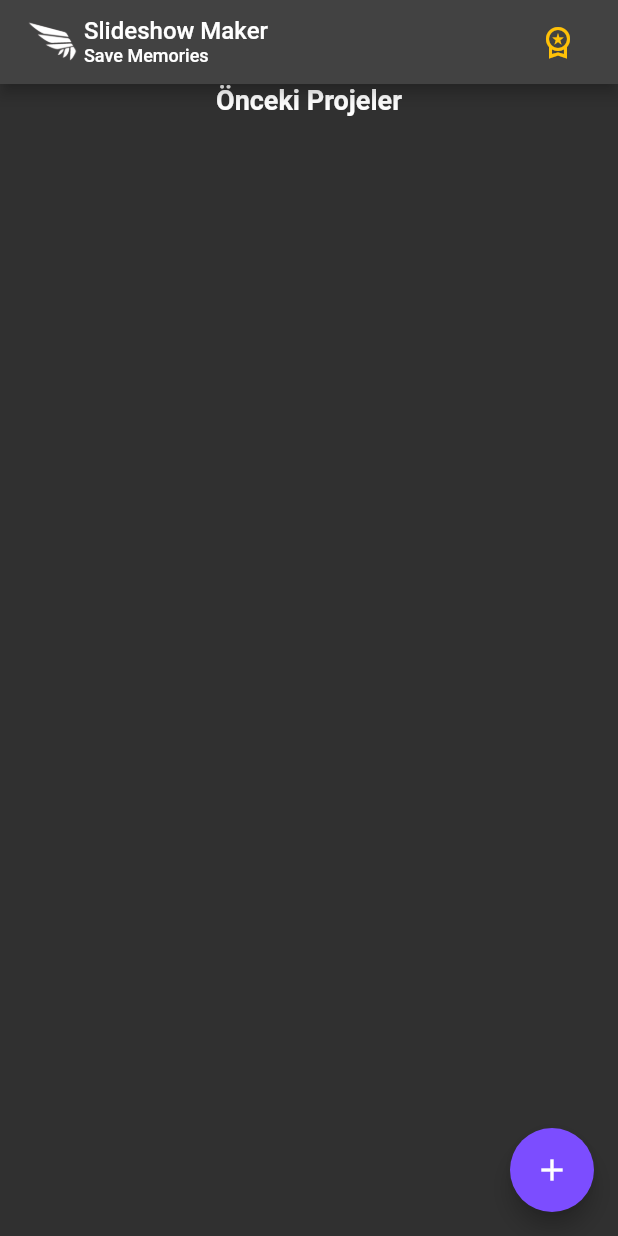
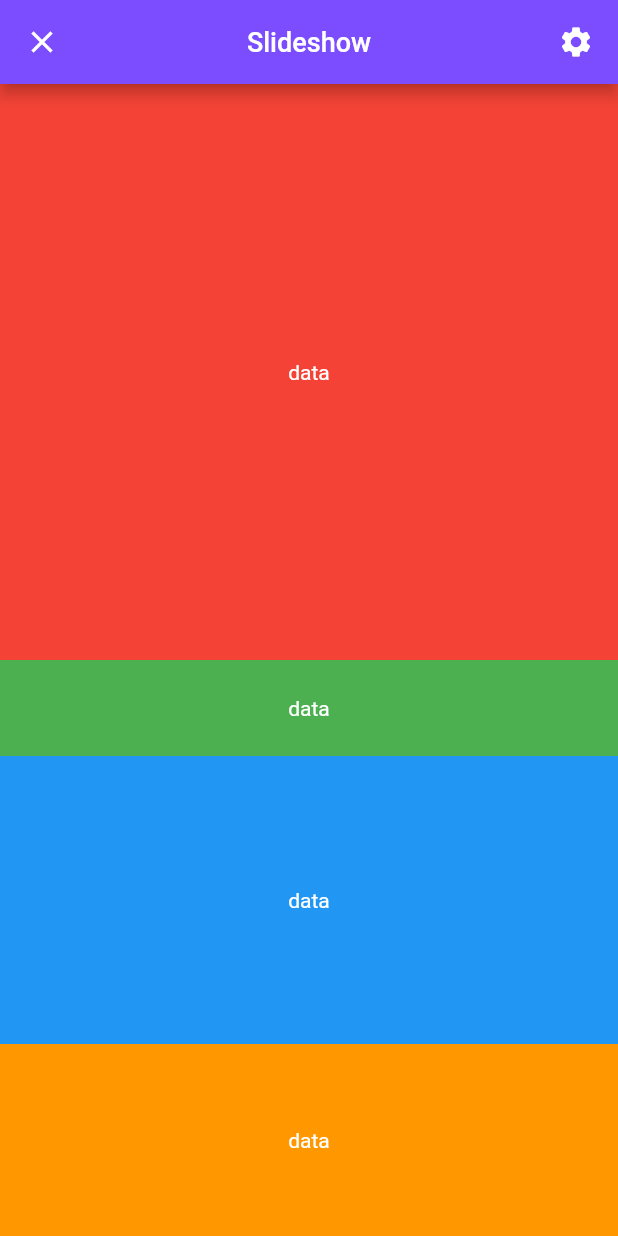
Before and after one commit to DogukanTopcu/quick_slideshow_app, a Flutter app: the screen it shows after launch, after a tap on the "add" icon, on a phone screen of 412 x 824 dp. Run offline on Flutter 3.47's test engine with Material 2 defaults, Android fonts, the phone set to English and light mode, and no system bars.

Commit message:
Editor screen layout has done

```diff
--- a/lib/home.dart
+++ b/lib/home.dart
@@ -1,4 +1,5 @@
 import 'package:flutter/material.dart';
+import 'package:quick_slideshow/screen/editor.dart';
 import 'package:quick_slideshow/screen/upgrade.dart';
 
 class MyHomePage extends StatefulWidget {
@@ -110,9 +111,8 @@ class _MyHomePageState extends State<MyHomePage> {
                 )),
       floatingActionButton: FloatingActionButton(
         onPressed: () {
-          setState(() {
-            isEmpty = !isEmpty;
-          });
+          Navigator.pushReplacement(
+              context, MaterialPageRoute(builder: (context) => const Editor()));
         },
         backgroundColor: Colors.deepPurpleAccent,
         child: const Icon(
--- /dev/null
+++ b/lib/screen/editor.dart
@@ -0,0 +1,84 @@
+import 'package:flutter/material.dart';
+
+class Editor extends StatefulWidget {
+  const Editor({super.key});
+
+  @override
+  State<Editor> createState() => _EditorState();
+}
+
+class _EditorState extends State<Editor> {
+  String documentName = "Slideshow";
+
+  @override
+  Widget build(BuildContext context) {
+    return Scaffold(
+        appBar: AppBar(
+            backgroundColor: Colors.deepPurpleAccent,
+            title: Row(
+              mainAxisAlignment: MainAxisAlignment.spaceBetween,
+              children: [
+                const Icon(
+                  Icons.close,
+                  color: Colors.white,
+                ),
+                GestureDetector(
+                  onTap: () {
+                    setState(() {
+                      documentName = "New Slideshow";
+                    });
+                  },
+                  child: Text(
+                    documentName,
+                    style: const TextStyle(fontSize: 18),
+                  ),
+                ),
+                const Icon(
+                  Icons.settings,
+                  color: Colors.white,
+                ),
+              ],
+            )),
+        body: Column(
+          crossAxisAlignment: CrossAxisAlignment.stretch,
+          children: [
+            Expanded(
+              flex: 6,
+              child: Container(
+                color: Colors.red,
+                child: const Center(
+                  child: Text("data"),
+                ),
+              ),
+            ),
+            Expanded(
+              flex: 1,
+              child: Container(
+                color: Colors.green,
+                child: const Center(
+                  child: Text("data"),
+                ),
+              ),
+            ),
+            Expanded(
+              flex: 3,
+              child: Container(
+                color: Colors.blue,
+                child: const Center(
+                  child: Text("data"),
+                ),
+              ),
+            ),
+            Expanded(
+              flex: 2,
+              child: Container(
+                color: Colors.orange,
+                child: const Center(
+                  child: Text("data"),
+                ),
+              ),
+            ),
+          ],
+        ));
+  }
+}
```
